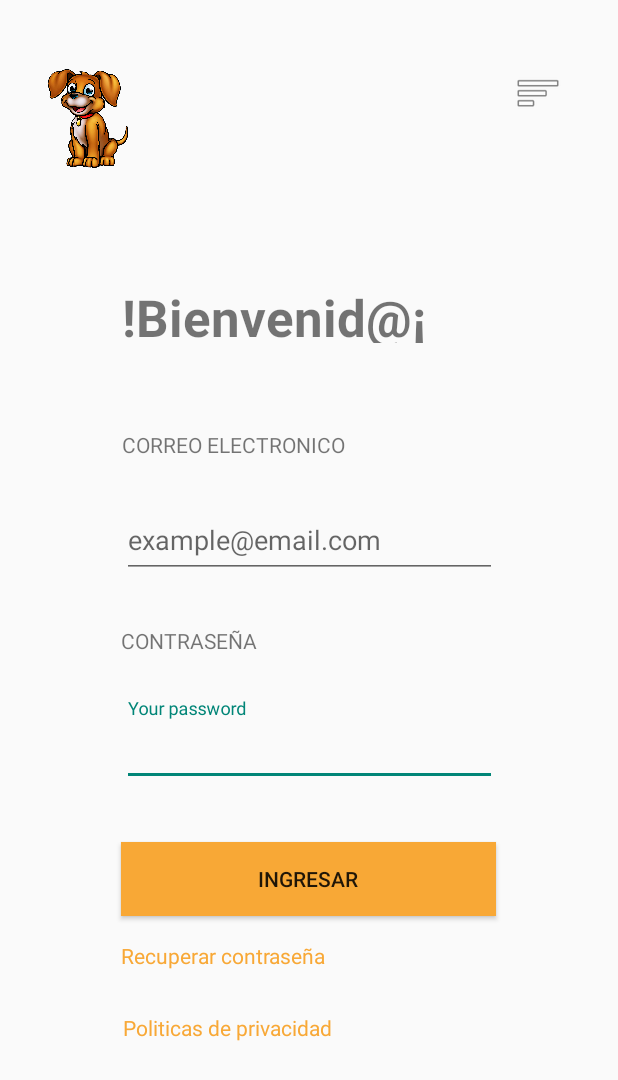
After one commit to Erickduarte12/PaseanDog, an Android app: the Login screen opened directly, with no data from a screen before it, on a phone screen of 412 x 824 dp. The commit adds this screen. Shown: the top 1080 px of the screen. Run offline under Robolectric (Android 15) with nearby library versions, the phone set to English and light mode, and no system bars.

Commit message:
Imagenes del proyecto

```diff
--- a/app/src/main/AndroidManifest.xml
+++ b/app/src/main/AndroidManifest.xml
@@ -12,6 +12,13 @@
         android:supportsRtl="true"
         android:theme="@style/Theme.PaseanDog"
         tools:targetApi="31">
+        <activity
+            android:name=".Login"
+            android:exported="false">
+            <meta-data
+                android:name="android.app.lib_name"
+                android:value="" />
+        </activity>
         <activity
             android:name=".MainActivity"
             android:exported="true">
--- /dev/null
+++ b/app/src/main/java/com/example/paseandog/Login.kt
@@ -0,0 +1,11 @@
+package com.example.paseandog
+
+import androidx.appcompat.app.AppCompatActivity
+import android.os.Bundle
+
+class Login : AppCompatActivity() {
+    override fun onCreate(savedInstanceState: Bundle?) {
+        super.onCreate(savedInstanceState)
+        setContentView(R.layout.activity_login)
+    }
+}
--- /dev/null
+++ b/app/src/main/res/layout/activity_login.xml
@@ -0,0 +1,154 @@
+<?xml version="1.0" encoding="utf-8"?>
+<androidx.constraintlayout.widget.ConstraintLayout xmlns:android="http://schemas.android.com/apk/res/android"
+    xmlns:app="http://schemas.android.com/apk/res-auto"
+    xmlns:tools="http://schemas.android.com/tools"
+    android:layout_width="match_parent"
+    android:layout_height="match_parent"
+    tools:context=".Login">
+
+    <ImageView
+        android:id="@+id/imageView"
+        android:layout_width="85dp"
+        android:layout_height="66dp"
+        app:layout_constraintBottom_toBottomOf="parent"
+        app:layout_constraintEnd_toEndOf="parent"
+        app:layout_constraintHorizontal_bias="0.049"
+        app:layout_constraintStart_toStartOf="parent"
+        app:layout_constraintTop_toTopOf="parent"
+        app:layout_constraintVertical_bias="0.061"
+        app:srcCompat="@drawable/logo" />
+
+    <TextView
+        android:id="@+id/textView"
+        android:layout_width="205dp"
+        android:layout_height="40dp"
+        android:text="!Bienvenid@¡"
+        android:textSize="34sp"
+        android:textStyle="bold"
+        app:layout_constraintBottom_toBottomOf="parent"
+        app:layout_constraintEnd_toEndOf="parent"
+        app:layout_constraintHorizontal_bias="0.393"
+        app:layout_constraintStart_toStartOf="parent"
+        app:layout_constraintTop_toTopOf="parent"
+        app:layout_constraintVertical_bias="0.241" />
+
+    <com.google.android.material.textfield.TextInputLayout
+        android:id="@+id/inputcontraseña"
+        android:layout_width="250dp"
+        android:layout_height="wrap_content"
+        android:layout_marginStart="1dp"
+        android:layout_marginEnd="1dp"
+        android:hint="@string/contraseñaEjemplo"
+        app:layout_constraintBottom_toBottomOf="parent"
+        app:layout_constraintEnd_toEndOf="parent"
+        app:layout_constraintHorizontal_bias="0.503"
+        app:layout_constraintStart_toStartOf="parent"
+        app:layout_constraintTop_toTopOf="parent"
+        app:layout_constraintVertical_bias="0.608">
+
+        <com.google.android.material.textfield.TextInputEditText
+            android:id="@+id/txtusuario"
+            android:layout_width="match_parent"
+            android:layout_height="48dp"
+            android:hint="" />
+    </com.google.android.material.textfield.TextInputLayout>
+
+    <com.google.android.material.textfield.TextInputLayout
+        android:id="@+id/inputcorreo"
+        android:layout_width="250dp"
+        android:layout_height="wrap_content"
+        android:layout_marginStart="1dp"
+        android:layout_marginTop="113dp"
+        android:layout_marginEnd="1dp"
+        android:hint=""
+        app:layout_constraintBottom_toBottomOf="parent"
+        app:layout_constraintEnd_toEndOf="parent"
+        app:layout_constraintHorizontal_bias="0.503"
+        app:layout_constraintStart_toStartOf="parent"
+        app:layout_constraintTop_toTopOf="parent"
+        app:layout_constraintVertical_bias="0.327">
+
+        <com.google.android.material.textfield.TextInputEditText
+            android:id="@+id/txtclave"
+            android:layout_width="match_parent"
+            android:layout_height="48dp"
+            android:hint="@string/correoEjemplo" />
+    </com.google.android.material.textfield.TextInputLayout>
+
+    <TextView
+        android:id="@+id/textView2"
+        android:layout_width="wrap_content"
+        android:layout_height="wrap_content"
+        android:text="CORREO ELECTRONICO"
+        app:layout_constraintBottom_toBottomOf="parent"
+        app:layout_constraintEnd_toEndOf="parent"
+        app:layout_constraintHorizontal_bias="0.309"
+        app:layout_constraintStart_toStartOf="parent"
+        app:layout_constraintTop_toTopOf="parent"
+        app:layout_constraintVertical_bias="0.356" />
+
+    <TextView
+        android:id="@+id/textView3"
+        android:layout_width="wrap_content"
+        android:layout_height="wrap_content"
+        android:text="CONTRASEÑA"
+        app:layout_constraintBottom_toBottomOf="parent"
+        app:layout_constraintEnd_toEndOf="parent"
+        app:layout_constraintHorizontal_bias="0.252"
+        app:layout_constraintStart_toStartOf="parent"
+        app:layout_constraintTop_toTopOf="parent"
+        app:layout_constraintVertical_bias="0.519" />
+
+    <Button
+        android:id="@+id/btningresar"
+        android:layout_width="250dp"
+        android:layout_height="49dp"
+        android:background="@color/ColorBotones"
+        android:backgroundTint="@color/ColorBotones"
+        android:text="INGRESAR"
+        app:layout_constraintBottom_toBottomOf="parent"
+        app:layout_constraintEnd_toEndOf="parent"
+        app:layout_constraintHorizontal_bias="0.498"
+        app:layout_constraintStart_toStartOf="parent"
+        app:layout_constraintTop_toTopOf="parent"
+        app:layout_constraintVertical_bias="0.725" />
+
+    <TextView
+        android:id="@+id/textView4"
+        android:layout_width="wrap_content"
+        android:layout_height="wrap_content"
+        android:text="Recuperar contraseña"
+        android:textColor="@color/ColorBotones"
+        app:layout_constraintBottom_toBottomOf="parent"
+        app:layout_constraintEnd_toEndOf="parent"
+        app:layout_constraintHorizontal_bias="0.293"
+        app:layout_constraintStart_toStartOf="parent"
+        app:layout_constraintTop_toTopOf="parent"
+        app:layout_constraintVertical_bias="0.78" />
+
+    <TextView
+        android:id="@+id/textView5"
+        android:layout_width="wrap_content"
+        android:layout_height="wrap_content"
+        android:text="Politicas de privacidad"
+        android:textColor="@color/ColorBotones"
+        app:layout_constraintBottom_toBottomOf="parent"
+        app:layout_constraintEnd_toEndOf="parent"
+        app:layout_constraintHorizontal_bias="0.3"
+        app:layout_constraintStart_toStartOf="parent"
+        app:layout_constraintTop_toTopOf="parent"
+        app:layout_constraintVertical_bias="0.839" />
+
+    <ImageView
+        android:id="@+id/imageView2"
+        android:layout_width="wrap_content"
+        android:layout_height="wrap_content"
+        app:layout_constraintBottom_toBottomOf="parent"
+        app:layout_constraintEnd_toEndOf="parent"
+        app:layout_constraintHorizontal_bias="0.902"
+        app:layout_constraintStart_toStartOf="parent"
+        app:layout_constraintTop_toTopOf="parent"
+        app:layout_constraintVertical_bias="0.058"
+        app:srcCompat="@android:drawable/ic_menu_sort_by_size" />
+
+</androidx.constraintlayout.widget.ConstraintLayout>
--- a/app/src/main/res/values/colors.xml
+++ b/app/src/main/res/values/colors.xml
@@ -7,4 +7,5 @@
     <color name="teal_700">#FF018786</color>
     <color name="black">#FF000000</color>
     <color name="white">#FFFFFFFF</color>
+    <color name="ColorBotones">#f8a836</color>
 </resources>
--- a/app/src/main/res/values/strings.xml
+++ b/app/src/main/res/values/strings.xml
@@ -1,3 +1,5 @@
 <resources>
     <string name="app_name">PaseanDog</string>
+    <string name="correoEjemplo">example@email.com</string>
+    <string name="contraseñaEjemplo">Your password</string>
 </resources>
--- a/app/src/main/res/values/themes.xml
+++ b/app/src/main/res/values/themes.xml
@@ -1,6 +1,6 @@
 <resources xmlns:tools="http://schemas.android.com/tools">
     <!-- Base application theme. -->
-    <style name="Theme.PaseanDog" parent="Theme.MaterialComponents.DayNight.DarkActionBar">
+    <style name="Theme.PaseanDog" parent="Theme.AppCompat.Light.NoActionBar">
         <!-- Primary brand color. -->
         <item name="colorPrimary">@color/purple_500</item>
         <item name="colorPrimaryVariant">@color/purple_700</item>
```
